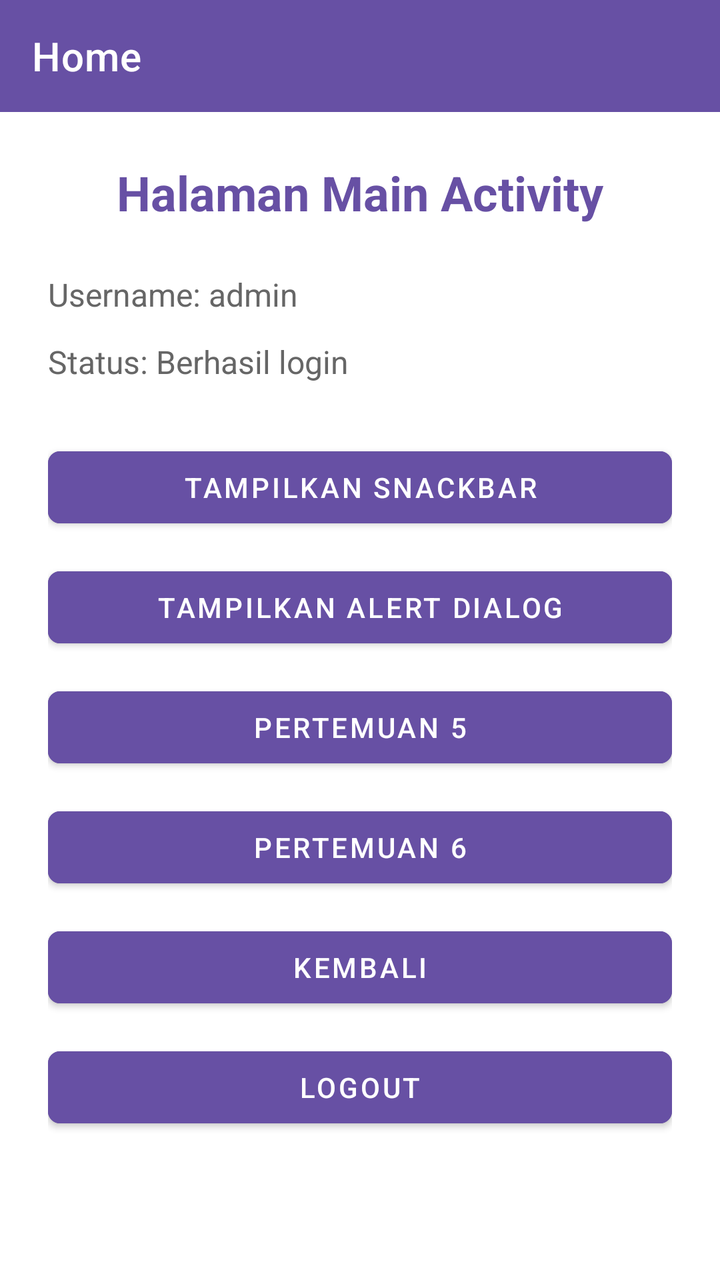
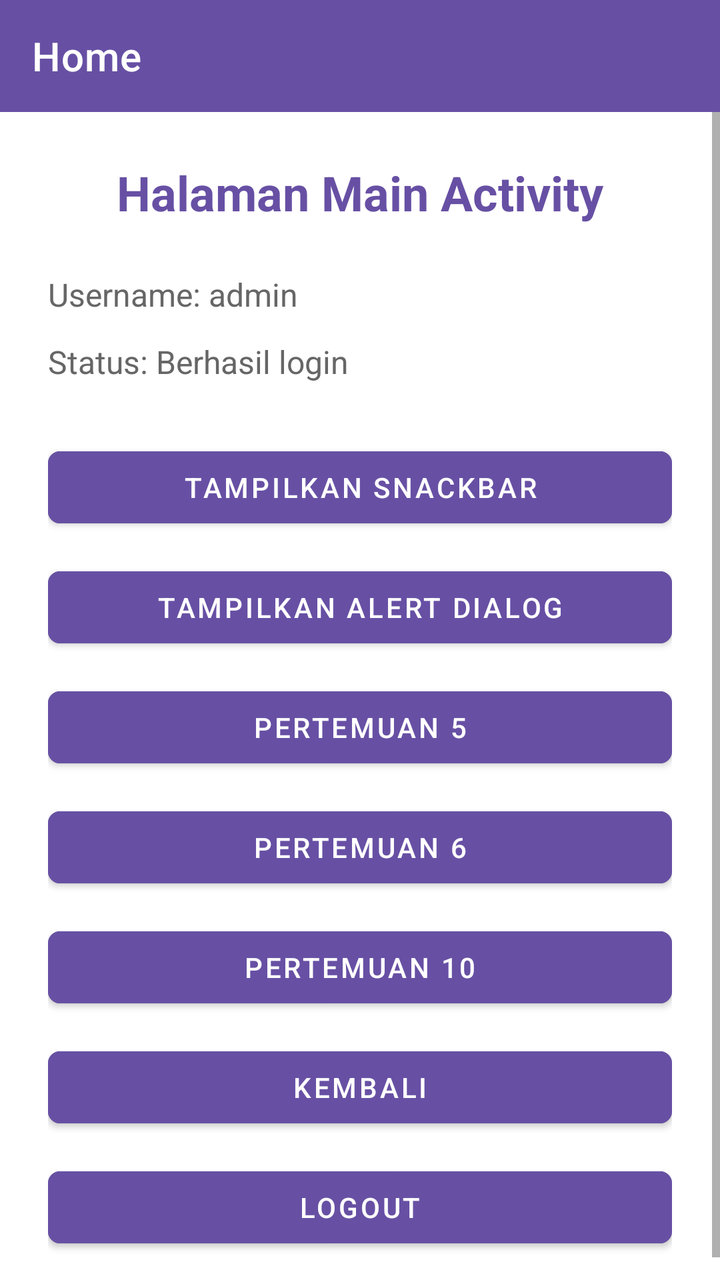

Compare the two renders of this Android layout. The source of the first and the diff that turns it into the second are given below.
<!-- AndroidManifest.xml: application theme Theme.Akbar_3TIB -->
<!-- res/layout/fragment_home.xml -->
<?xml version="1.0" encoding="utf-8"?>
<androidx.constraintlayout.widget.ConstraintLayout
    xmlns:android="http://schemas.android.com/apk/res/android"
    xmlns:app="http://schemas.android.com/apk/res-auto"
    android:layout_width="match_parent"
    android:layout_height="match_parent"
    android:background="#FFFFFF">

    <androidx.appcompat.widget.Toolbar
        android:id="@+id/toolbar"
        android:layout_width="0dp"
        android:layout_height="?attr/actionBarSize"
        android:background="#6750A4"
        app:title="Home"
        app:titleTextColor="@android:color/white"
        app:layout_constraintTop_toTopOf="parent"
        app:layout_constraintStart_toStartOf="parent"
        app:layout_constraintEnd_toEndOf="parent" />

    <ScrollView
        android:layout_width="0dp"
        android:layout_height="0dp"
        android:fillViewport="true"
        app:layout_constraintTop_toBottomOf="@id/toolbar"
        app:layout_constraintBottom_toBottomOf="parent"
        app:layout_constraintStart_toStartOf="parent"
        app:layout_constraintEnd_toEndOf="parent">

        <LinearLayout
            android:layout_width="match_parent"
            android:layout_height="wrap_content"
            android:orientation="vertical"
            android:padding="24dp">

            <TextView
                android:layout_width="match_parent"
                android:layout_height="wrap_content"
                android:layout_marginBottom="24dp"
                android:gravity="center"
                android:text="Halaman Main Activity"
                android:textColor="#6750A4"
                android:textSize="24sp"
                android:textStyle="bold" />

            <TextView
                android:id="@+id/txtUsername"
                android:layout_width="match_parent"
                android:layout_height="wrap_content"
                android:text="Username: admin"
                android:textColor="#666666"
                android:textSize="16sp" />

            <TextView
                android:id="@+id/txtPassword"
                android:layout_width="match_parent"
                android:layout_height="wrap_content"
                android:layout_marginTop="12dp"
                android:layout_marginBottom="28dp"
                android:text="Status: Berhasil login"
                android:textColor="#666666"
                android:textSize="16sp" />

            <com.google.android.material.button.MaterialButton
                android:id="@+id/btnSnackBar"
                android:layout_width="match_parent"
                android:layout_height="wrap_content"
                android:text="TAMPILKAN SNACKBAR"
                android:textAllCaps="true"
                android:backgroundTint="#6750A4"
                app:cornerRadius="6dp" />

            <com.google.android.material.button.MaterialButton
                android:id="@+id/btnAlert"
                android:layout_width="match_parent"
                android:layout_height="wrap_content"
                android:layout_marginTop="12dp"
                android:text="TAMPILKAN ALERT DIALOG"
                android:textAllCaps="true"
                android:backgroundTint="#6750A4"
                app:cornerRadius="6dp" />

            <com.google.android.material.button.MaterialButton
                android:id="@+id/btnToLima"
                android:layout_width="match_parent"
                android:layout_height="wrap_content"
                android:layout_marginTop="12dp"
                android:text="PERTEMUAN 5"
                android:backgroundTint="#6750A4"
                app:cornerRadius="6dp" />

            <com.google.android.material.button.MaterialButton
                android:id="@+id/btnToEnam"
                android:layout_width="match_parent"
                android:layout_height="wrap_content"
                android:layout_marginTop="12dp"
                android:text="PERTEMUAN 6"
                android:backgroundTint="#6750A4"
                app:cornerRadius="6dp" />

            <com.google.android.material.button.MaterialButton
                android:id="@+id/btnKembali"
                android:layout_width="match_parent"
                android:layout_height="wrap_content"
                android:layout_marginTop="12dp"
                android:text="KEMBALI"
                android:backgroundTint="#6750A4"
                app:cornerRadius="6dp" />

            <com.google.android.material.button.MaterialButton
                android:id="@+id/btnLogout"
                android:layout_width="match_parent"
                android:layout_height="wrap_content"
                android:layout_marginTop="12dp"
                android:text="LOGOUT"
                android:backgroundTint="#6750A4"
                app:cornerRadius="6dp" />

        </LinearLayout>
    </ScrollView>

</androidx.constraintlayout.widget.ConstraintLayout>
<!-- resources referenced by this layout -->
<resources>
  <style name="Theme.Akbar_3TIB" parent="Theme.MaterialComponents.DayNight.NoActionBar">
  
          <item name="colorPrimary">#6750A4</item>
          <item name="colorPrimaryVariant">#4F378B</item>
          <item name="colorOnPrimary">#FFFFFF</item>
  
          <item name="colorSecondary">#625B71</item>
          <item name="colorSecondaryVariant">#4F465F</item>
          <item name="colorOnSecondary">#FFFFFF</item>
  
          <item name="colorSurface">#FFFFFF</item>
          <item name="colorOnSurface">#1C1B1F</item>
  
          <item name="android:colorBackground">#FFFFFF</item>
          <item name="colorError">#B3261E</item>
      </style>
</resources>

<!-- the commit's change to res/layout/fragment_home.xml (unified diff, before → after) -->
@@ -98,6 +98,15 @@
                 app:cornerRadius="6dp" />
 
             <com.google.android.material.button.MaterialButton
+                android:id="@+id/btnToTenth"
+                android:layout_width="match_parent"
+                android:layout_height="wrap_content"
+                android:layout_marginTop="12dp"
+                android:text="PERTEMUAN 10"
+                android:backgroundTint="#6750A4"
+                app:cornerRadius="6dp" />
+
+            <com.google.android.material.button.MaterialButton
                 android:id="@+id/btnKembali"
                 android:layout_width="match_parent"
                 android:layout_height="wrap_content"
